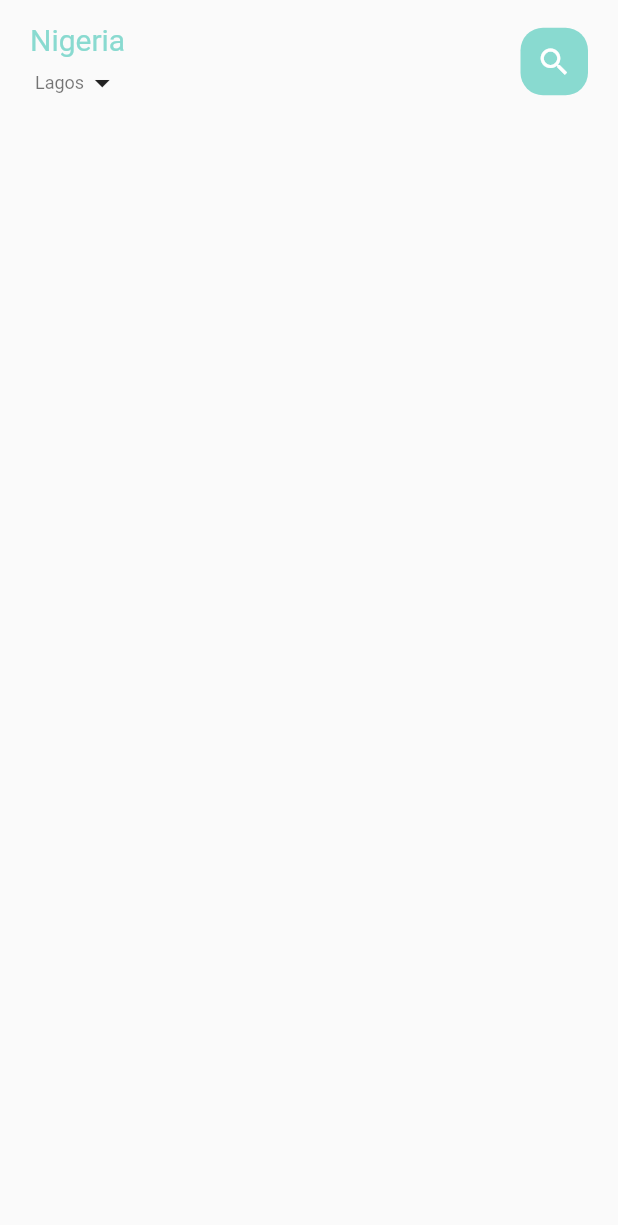
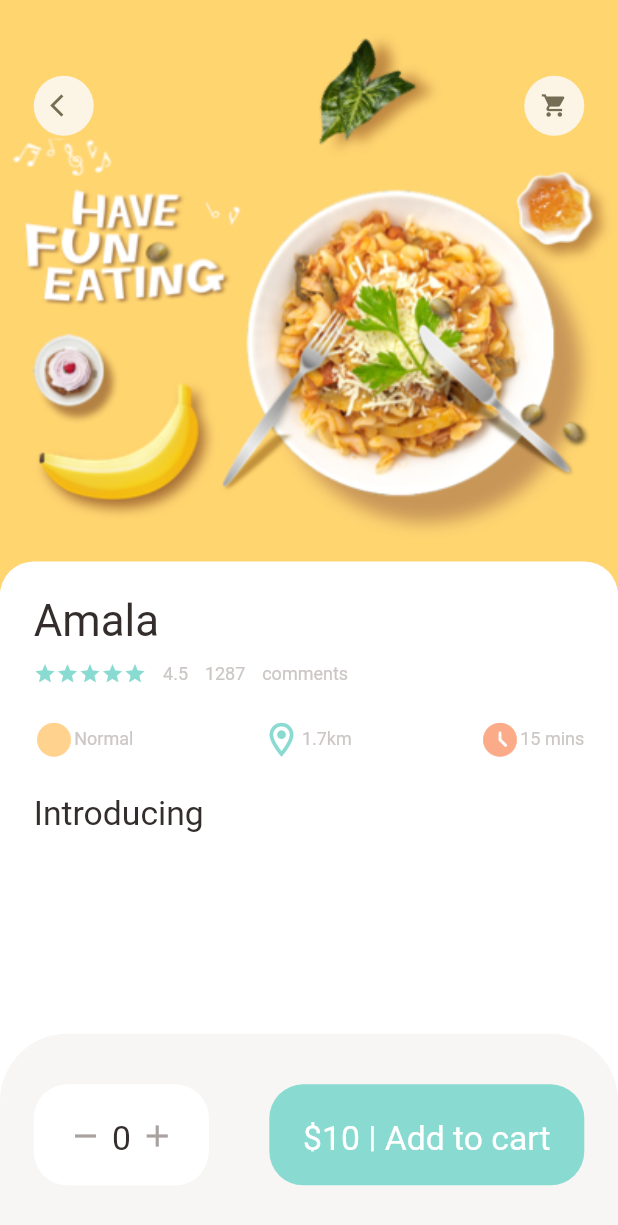
Before and after one commit to thejosh1/Food_Delivery_demo, a Flutter app: the screen it shows after launch, on a phone screen of 412 x 824 dp. Shown: the top 1225 px of the screen. Run offline on Flutter 3.47's test engine with Material 2 defaults, Android fonts, the phone set to English and light mode, and no system bars; our stand-ins replace dots_indicator, get.

Commit message:
Added new Pages

```diff
--- a/lib/main.dart
+++ b/lib/main.dart
@@ -1,5 +1,7 @@
 import 'package:flutter/material.dart';
-import 'package:food_delivery_demo/home/main_food_page.dart';
+import 'package:food_delivery_demo/pages/home/main_food_page.dart';
+import 'package:get/get.dart';
+import 'package:food_delivery_demo/pages/food/popular_food_detail.dart';
 
 void main() {
   runApp(const MyApp());
@@ -11,14 +13,14 @@ class MyApp extends StatelessWidget {
   // This widget is the root of your application.
   @override
   Widget build(BuildContext context) {
-    return MaterialApp(
+    return GetMaterialApp(
       debugShowCheckedModeBanner: false,
       title: 'Flutter Demo',
       theme: ThemeData(
 
         primarySwatch: Colors.blue,
       ),
-      home: MainFoodPage(),
+      home: PopularFoodDetail(),
     );
   }
 }
--- /dev/null
+++ b/lib/pages/food/popular_food_detail.dart
@@ -0,0 +1,106 @@
+import 'package:flutter/material.dart';
+import 'package:food_delivery_demo/utils/colors.dart';
+import 'package:food_delivery_demo/utils/dimensions.dart';
+import 'package:food_delivery_demo/widgets/app_icons.dart';
+import 'package:food_delivery_demo/widgets/app_column.dart';
+import 'package:food_delivery_demo/widgets/big_text.dart';
+
+class PopularFoodDetail extends StatelessWidget {
+  const PopularFoodDetail({Key? key}) : super(key: key);
+
+  @override
+  Widget build(BuildContext context) {
+    return Scaffold(
+      backgroundColor: Colors.white,
+      body: Stack(
+        children: [
+          Positioned(
+              left: 0,
+              right: 0,
+              child: Container(
+                width: double.maxFinite,
+                height: Dimensions.popularFoodImgSize,
+                decoration: BoxDecoration(
+                  image: DecorationImage(
+                    image: AssetImage(
+                      "assets/image/food0.png"
+                    ), fit: BoxFit.cover
+                  ),
+                ),
+              )
+          ),
+          Positioned(
+              top: Dimensions.height45,
+              left: Dimensions.width20,
+              right: Dimensions.width20,
+              child: Row(
+                mainAxisAlignment: MainAxisAlignment.spaceBetween,
+                children: [
+                  AppIcons(icon: Icons.arrow_back_ios),
+                  AppIcons(icon: Icons.shopping_cart)
+                ],
+              )
+          ),
+          Positioned(
+            left: 0,
+            right: 0,
+            bottom: 0,
+            top: Dimensions.popularFoodImgSize-20,
+            child: Container(
+              padding: EdgeInsets.only(left: Dimensions.width20, right: Dimensions.width20, top: Dimensions.height20),
+              decoration: BoxDecoration(
+                borderRadius: BorderRadius.only(topRight: Radius.circular(Dimensions.radius20), topLeft: Radius.circular(Dimensions.radius20)),
+                color: Colors.white
+              ),
+              child:  Column(
+                crossAxisAlignment: CrossAxisAlignment.start,
+                children: [
+                  AppColumn(text: "Amala",),
+                  SizedBox(height: Dimensions.height20,),
+                  BigText(text: "Introducing")
+                ],
+              )
+            ),
+          )
+        ],
+      ),
+      bottomNavigationBar: Container(
+        height: Dimensions.bottomnavbarheight120,
+        padding: EdgeInsets.only(top: Dimensions.height30, bottom: Dimensions.height30, left: Dimensions.width20, right: Dimensions.width20),
+        decoration: BoxDecoration(
+          borderRadius: BorderRadius.only(topLeft: Radius.circular(Dimensions.radius20*2), topRight: Radius.circular(Dimensions.radius20*2)),
+          color: AppColors.buttonBackgroundColor
+        ),
+        child: Row(
+          mainAxisAlignment: MainAxisAlignment.spaceBetween,
+          children: [
+            Container(
+              padding: EdgeInsets.only(top: Dimensions.height20, bottom: Dimensions.height20, left: Dimensions.width20, right: Dimensions.width20),
+              decoration: BoxDecoration(
+                color: Colors.white,
+                borderRadius: BorderRadius.circular(Dimensions.radius20)
+              ),
+              child: Row(
+                children: [
+                  Icon(Icons.remove, color: AppColors.signColor,),
+                  SizedBox(width: Dimensions.width10/2,),
+                  BigText(text: "0"),
+                  SizedBox(width: Dimensions.width10/2,),
+                  Icon(Icons.add, color: AppColors.signColor,)
+                ],
+              ),
+            ),
+            Container(
+              padding: EdgeInsets.only(top: Dimensions.height20, bottom: Dimensions.height20, left: Dimensions.width20, right: Dimensions.width20),
+              decoration: BoxDecoration(
+                color: AppColors.mainColor,
+                borderRadius: BorderRadius.circular(Dimensions.radius20),
+              ),
+              child: BigText(text: "\$10 | Add to cart", color: Colors.white,),
+            )
+          ],
+        ),
+      ),
+    );
+  }
+}
--- a/lib/home/main_food_page.dart
+++ b/lib/pages/home/main_food_page.dart
@@ -1,8 +1,10 @@
 import 'package:flutter/material.dart';
 import 'package:flutter/services.dart';
+import 'package:food_delivery_demo/pages/home/food_page_builder.dart';
+import 'package:food_delivery_demo/utils/colors.dart';
+import 'package:food_delivery_demo/utils/dimensions.dart';
+import 'package:food_delivery_demo/widgets/big_text.dart';
 import 'package:food_delivery_demo/widgets/small_text.dart';
-import '../utils/colors.dart';
-import '../widgets/big_text.dart';
 
 class MainFoodPage extends StatefulWidget {
   const MainFoodPage({Key? key}) : super(key: key);
@@ -14,23 +16,24 @@ class MainFoodPage extends StatefulWidget {
 class _MainFoodPageState extends State<MainFoodPage> {
   @override
   Widget build(BuildContext context) {
-    //SystemChrome.setEnabledSystemUIMode(SystemUiMode.manual, overlays: []);
+    SystemChrome.setEnabledSystemUIMode(SystemUiMode.manual, overlays: []);
     return Scaffold(
-      //resizeToAvoidBottomInset: false,
+      resizeToAvoidBottomInset: false,
 
       body: Column(
         children: [
+          //This handles the header section
           Container(
               child: Container(
-                margin: EdgeInsets.only(top: 15, bottom: 15),
-                padding: EdgeInsets.only(left: 20, right: 20),
+                margin: EdgeInsets.only(top: Dimensions.height15, bottom: Dimensions.height15),
+                padding: EdgeInsets.only(left: Dimensions.width20, right: Dimensions.width20),
                 child: Row(
                   mainAxisAlignment: MainAxisAlignment.spaceBetween,
                   children: [
                     Column(
                       children: [
                         BigText(text: "Nigeria", color: AppColors.mainColor,),
-                        const SizedBox(height: 5,),
+                        //SizedBox(height: Dimensions.height10,),
                         Row(
                           children: [
                             SmallText(text: "Lagos", color: Colors.black54,),
@@ -41,19 +44,21 @@ class _MainFoodPageState extends State<MainFoodPage> {
                     ),
                     Center(
                       child: Container(
-                        height: 45,
-                        width: 45,
+                        height: Dimensions.height45,
+                        width: Dimensions.width45,
                         decoration: BoxDecoration(
-                            borderRadius: BorderRadius.circular(15),
+                            borderRadius: BorderRadius.circular(Dimensions.radius15),
                             color: AppColors.mainColor
                         ),
-                        child: Icon(Icons.search, color: Colors.white,),
+                        child: Icon(Icons.search, color: Colors.white, size: Dimensions.iconSize24,),
                       ),
                     )
                   ],
                 ),
               )
           ),
+          //This handles the rest of the body
+          Expanded(child: const SingleChildScrollView(child: FoodPageBuilder(),))
         ],
       )
     );
--- /dev/null
+++ b/lib/utils/dimensions.dart
@@ -0,0 +1,49 @@
+import 'package:get/get.dart';
+
+class Dimensions{
+  static double screenHeight = Get.context!.height;
+  static double screenWidth = Get.context!.width;
+
+//container sizes for pageview
+  static double pageContainer = screenHeight/3.3;
+  static double pageTextContainer = screenHeight/6.11;
+  static double pageView = screenHeight/2.29;
+
+  //dynamic height padding and margin
+  static double height10 = screenHeight/73.3;
+  static double height20 = screenHeight/36.65;
+  static double height15 = screenHeight/48.9;
+  static double height30 = screenHeight/24.4;
+  static double height45 = screenHeight/16.3;
+  static double height100 = screenHeight/7.33;
+
+  //dynamic width padding and margin
+  static double width10 = screenHeight/73.3;
+  static double width20 = screenHeight/36.65;
+  static double width30 = screenHeight/24.4;
+  static double width15 = screenHeight/48.9;
+  static double width45 = screenHeight/16.3;
+
+  //font size
+  static double font20 = screenHeight/36.65;
+  static double font26 = screenHeight/28.2;
+
+  //dynamic radius size
+  static double radius20 = screenHeight/36.65;
+  static double radius30 = screenHeight/24.4;
+  static double radius15 = screenHeight/48.9;
+
+  //dynamic icon size
+  static double iconSize24 = screenHeight/30.5;
+  static double iconSize16 = screenHeight/45.8;
+
+  //dynamic list size
+  static double listViewSize = screenWidth/3;
+  static double listTextConSize = screenWidth;
+
+  //popular food
+  static double popularFoodImgSize = screenHeight/2.09;
+
+  //bottomnavbarheight
+  static double bottomnavbarheight120 = screenHeight/6.11;
+}
--- /dev/null
+++ b/lib/widgets/app_column.dart
@@ -0,0 +1,44 @@
+import 'package:flutter/material.dart';
+import 'package:food_delivery_demo/utils/colors.dart';
+import 'package:food_delivery_demo/utils/dimensions.dart';
+import 'package:food_delivery_demo/widgets/big_text.dart';
+import 'package:food_delivery_demo/widgets/icon_and_text_widget.dart';
+import 'package:food_delivery_demo/widgets/small_text.dart';
+
+class AppColumn extends StatelessWidget {
+  final String text;
+  const AppColumn({Key? key, required this.text}) : super(key: key);
+
+  @override
+  Widget build(BuildContext context) {
+    return Column(
+      crossAxisAlignment: CrossAxisAlignment.start,
+      children: [
+        BigText(text: text, size: Dimensions.font26,),
+        SizedBox(height: Dimensions.height10,),
+        Row(
+          children: [
+            Wrap(children:
+            List.generate(5, (index) => Icon(Icons.star, color: AppColors.mainColor, size: 15,))
+            ),
+            SizedBox(width: Dimensions.width10,),
+            SmallText(text: "4.5"),
+            SizedBox(width: Dimensions.width10,),
+            SmallText(text: "1287"),
+            SizedBox(width: Dimensions.width10,),
+            SmallText(text: "comments")
+          ],
+        ),
+        SizedBox(height: Dimensions.height20,),
+        Row(
+          mainAxisAlignment: MainAxisAlignment.spaceBetween,
+          children: [
+            IconAndTextWidget(icon: Icons.circle_sharp, text: "Normal", iconColor: AppColors.iconColor1),
+            IconAndTextWidget(icon: Icons.location_on_outlined, text: "1.7km", iconColor: AppColors.mainColor),
+            IconAndTextWidget(icon: Icons.access_time_filled_rounded, text: "15 mins", iconColor: AppColors.iconColor2)
+          ],
+        )
+      ],
+    );
+  }
+}
--- /dev/null
+++ b/lib/widgets/app_icons.dart
@@ -0,0 +1,28 @@
+import 'package:flutter/material.dart';
+import 'package:food_delivery_demo/utils/dimensions.dart';
+
+class AppIcons extends StatelessWidget {
+  final IconData icon;
+  final Color backgroundColor;
+  final Color iconcolor;
+  final double size;
+
+  const AppIcons({Key? key, required this.icon, this.backgroundColor = const Color(0xFFfcf4e4), this.iconcolor = const Color(0xFF756d54), this.size=40}) : super(key: key);
+
+  @override
+  Widget build(BuildContext context) {
+    return Container(
+      width: size,
+      height: size,
+      decoration: BoxDecoration(
+        borderRadius: BorderRadius.circular(size/2),
+        color: backgroundColor
+      ),
+      child: Icon(
+        icon,
+        color: iconcolor,
+        size: Dimensions.iconSize16,
+      ),
+    );
+  }
+}
--- a/lib/widgets/big_text.dart
+++ b/lib/widgets/big_text.dart
@@ -1,11 +1,12 @@
 import 'package:flutter/material.dart';
+import 'package:food_delivery_demo/utils/dimensions.dart';
 
 class BigText extends StatelessWidget {
   Color? color;
   double size;
   final String text;
   TextOverflow overflow;
-  BigText({Key? key, this.color = const Color(0xFF332d2b), required this.text, this.overflow = TextOverflow.ellipsis, this.size = 20}) : super(key: key);
+  BigText({Key? key, this.color = const Color(0xFF332d2b), required this.text, this.overflow = TextOverflow.ellipsis, this.size = 0}) : super(key: key);
 
   @override
   Widget build(BuildContext context) {
@@ -15,7 +16,7 @@ class BigText extends StatelessWidget {
       overflow: overflow,
       style: TextStyle(
         color: color,
-        fontSize: size,
+        fontSize: size==0?Dimensions.font20:size,
         fontFamily: 'Roboto',
         fontWeight: FontWeight.w400
       ),
--- /dev/null
+++ b/lib/widgets/icon_and_text_widget.dart
@@ -0,0 +1,20 @@
+import 'package:flutter/material.dart';
+import 'package:food_delivery_demo/utils/dimensions.dart';
+import 'package:food_delivery_demo/widgets/small_text.dart';
+
+class IconAndTextWidget extends StatelessWidget {
+  final IconData icon;
+  final String text;
+  final Color iconColor;
+  const IconAndTextWidget({Key? key, required this.icon, required this.text, required this.iconColor}) : super(key: key);
+
+  @override
+  Widget build(BuildContext context) {
+    return Row(
+      children: [
+        Icon(icon, color: iconColor, size: Dimensions.iconSize24,),
+        SmallText(text: text,)
+      ],
+    );
+  }
+}
--- a/pubspec.yaml
+++ b/pubspec.yaml
@@ -34,6 +34,8 @@ dependencies:
   # The following adds the Cupertino Icons font to your application.
   # Use with the CupertinoIcons class for iOS style icons.
   cupertino_icons: ^1.0.2
+  dots_indicator: ^2.1.0
+  get: ^4.6.3
 
 dev_dependencies:
   flutter_test:
```
Also changed, not shown: lib/home/food_page_builder.dart (deleted, +0 -31 lines), lib/pages/home/food_page_builder.dart (added, +214 -0 lines), lib/widgets/expandable_widget.dart (added, +15 -0 lines), pubspec.lock.
